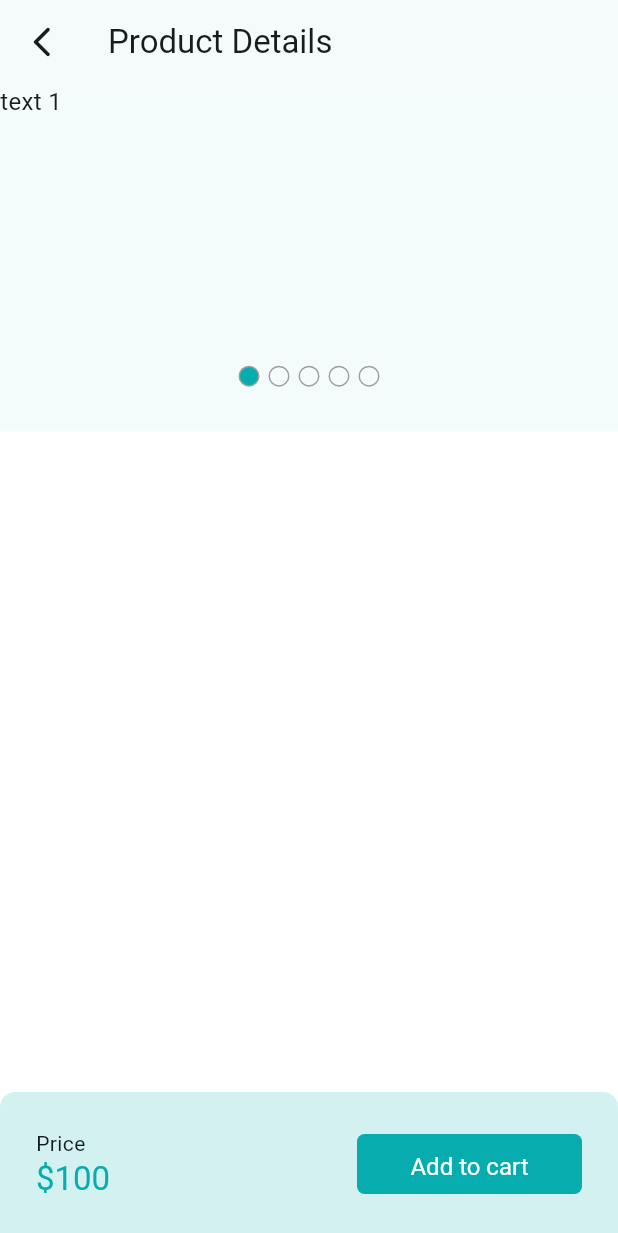
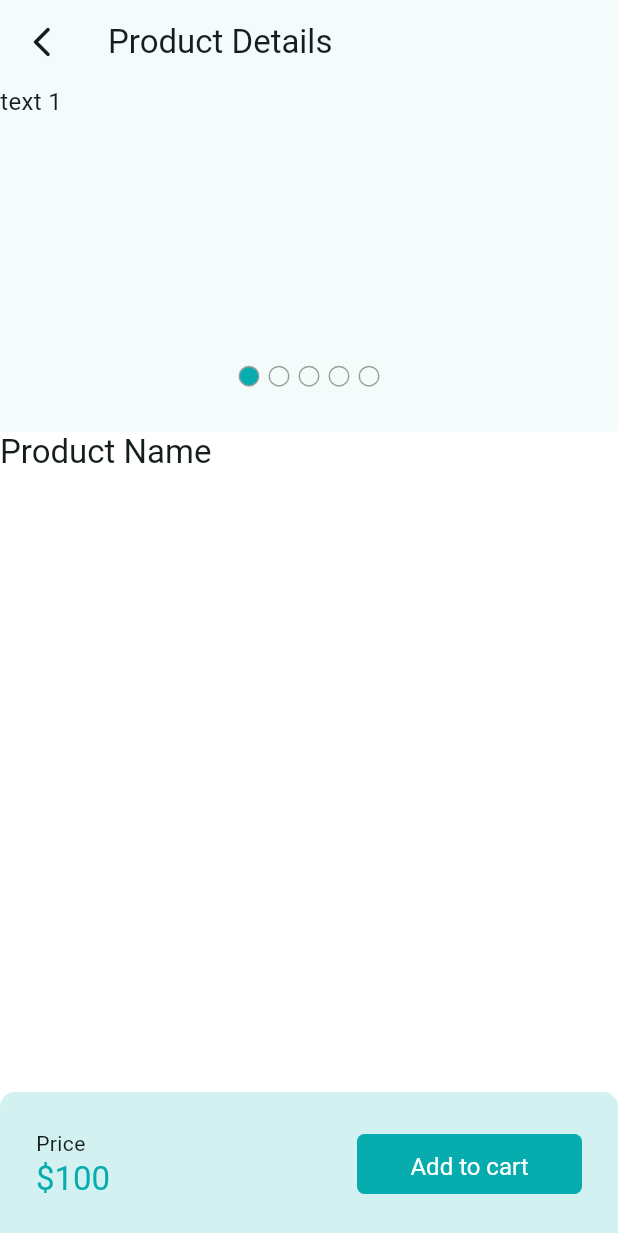
Before and after one commit to rahimuj570/Flutter_Ecommerce, a Flutter app: the ProductDetailsScreen screen opened directly, on a phone screen of 412 x 824 dp. Shown: the top 1233 px of the screen. Run offline on Flutter 3.47's test engine with Material 3 defaults, Android fonts, the phone set to English and light mode, and no system bars; drawn by our look-alikes of carousel_slider; our stand-ins replace firebase_core, firebase_crashlytics, flutter_svg, pinput, shared_preferences; accounts and stored records are empty; generated files the repository leaves out were written again.

```diff
--- a/lib/features/products/presentations/screens/product_details_screen.dart
+++ b/lib/features/products/presentations/screens/product_details_screen.dart
@@ -13,6 +13,7 @@ class ProductDetailsScreen extends StatefulWidget {
 class _ProductDetailsScreenState extends State<ProductDetailsScreen> {
   @override
   Widget build(BuildContext context) {
+    TextTheme textTheme = TextTheme.of(context);
     return Scaffold(
       appBar: AppBar(
         leading: IconButton(
@@ -27,9 +28,19 @@ class _ProductDetailsScreenState extends State<ProductDetailsScreen> {
         children: [
           Expanded(
             child: SingleChildScrollView(
-              child: Column(children: [ProductDetailsCarouselWidget()]),
+              child: Column(
+                children: [
+                  ProductDetailsCarouselWidget(),
+                  Row(
+                    children: [
+                      Text('Product Name', style: textTheme.titleLarge),
+                    ],
+                  ),
+                ],
+              ),
             ),
           ),
+
           BottomStaticSectionWidget(
             title: 'Price',
             amount: 100,
```
Also changed, not shown: lib/features/cart/presentations/widgets/cart_card_widget.dart (+2 -38 lines), lib/features/commons/presentations/widgets/increment_decrement_button_widget.dart (added, +46 -0 lines).
